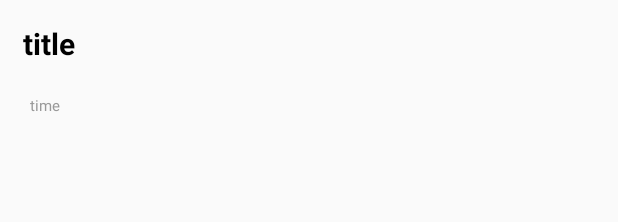
After one commit to yshush/sololife, an Android app: the layout comment_list_item.xml on its own in the app's theme, with its tools: preview values and no code run, on a phone screen of 412 x 824 dp. The commit adds this screen. Shown: the top 222 px of the screen. Run offline under Robolectric (Android 15) with nearby library versions, the phone set to English and light mode, and no system bars.

Commit message:
[step.8-1] 댓글 기능 - 댓글 입력하기/불러오기 구현

```diff
--- /dev/null
+++ b/app/src/main/java/com/yshush/mysololife/comment/CommentModel.kt
@@ -0,0 +1,6 @@
+package com.yshush.mysololife.comment
+
+data class CommentModel (
+    val commentTitle : String = "",
+    val commentCreatedTime : String = ""
+)
--- a/app/src/main/java/com/yshush/mysololife/utils/FBRef.kt
+++ b/app/src/main/java/com/yshush/mysololife/utils/FBRef.kt
@@ -16,6 +16,8 @@ class FBRef {
         val bookmarkRef = database.getReference("bookmark_list")
 
         val boardRef = database.getReference("board")
+
+        val commentRef = database.getReference("comment")
     }
 
 }
--- /dev/null
+++ b/app/src/main/res/layout/comment_list_item.xml
@@ -0,0 +1,28 @@
+<?xml version="1.0" encoding="utf-8"?>
+<LinearLayout
+        xmlns:android="http://schemas.android.com/apk/res/android"
+        android:layout_width="match_parent"
+        android:layout_height="match_parent"
+        android:orientation="vertical">
+
+    <TextView
+            android:id="@+id/titleArea"
+            android:layout_width="wrap_content"
+            android:layout_height="wrap_content"
+            android:layout_margin="15dp"
+            android:textStyle="bold"
+            android:textSize="20sp"
+            android:textColor="@color/black"
+            android:text="title"/>
+
+    <TextView
+            android:id="@+id/timeArea"
+            android:layout_width="wrap_content"
+            android:layout_height="wrap_content"
+            android:layout_marginStart="20dp"
+            android:layout_marginTop="5dp"
+            android:textColor="#999999"
+            android:textSize="10sp"
+            android:text="time"/>
+
+</LinearLayout>
```
Also changed, not shown: app/src/main/java/com/yshush/mysololife/board/BoardInsideActivity.kt (+64 -0 lines), app/src/main/java/com/yshush/mysololife/comment/CommentLVAdapter.kt (added, +42 -0 lines), app/src/main/res/layout/activity_board_inside.xml (+43 -3 lines).
